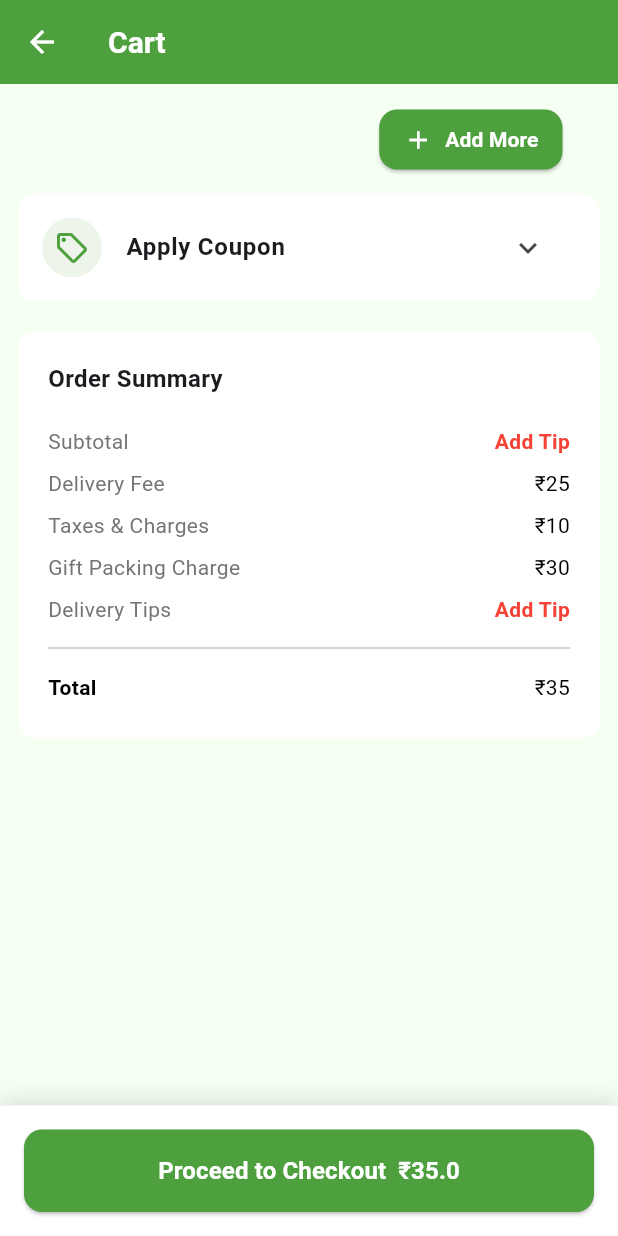
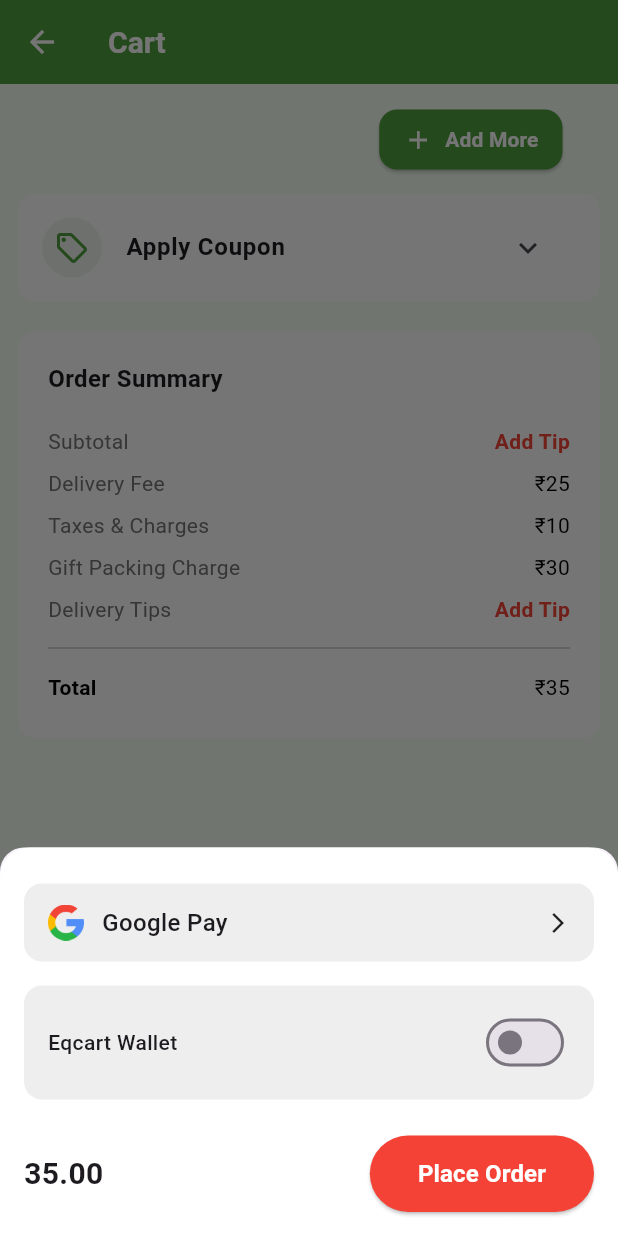
Before and after one commit to MuthuCapz/Eqcart, a Flutter app: the CartPage screen opened directly, after a tap on "Proceed to Checkout", on a phone screen of 412 x 824 dp. Run offline on Flutter 3.47's test engine with Material 3 defaults, Android fonts, the phone set to English and light mode, and no system bars; our stand-ins replace cached_network_image, carousel_slider, cloud_firestore, firebase_auth, firebase_core, firebase_storage and 7 more; missing offline and left inert: razorpay_flutter; accounts and stored records are empty.

Commit message:
cart page bottom sheet

```diff
--- a/lib/presentation/screens/cart/cart_page.dart
+++ b/lib/presentation/screens/cart/cart_page.dart
@@ -5,6 +5,7 @@
 import 'package:cached_network_image/cached_network_image.dart';
 import '../../../utils/colors.dart';
 import 'add_tip_dialog.dart';
+import 'checkout_bottom_sheet.dart';
 
 class CartPage extends StatefulWidget {
   const CartPage({super.key});
@@ -351,12 +352,21 @@
           ],
         ),
         child: ElevatedButton(
-          onPressed: () {},
+          onPressed: () {
+            showModalBottomSheet(
+              context: context,
+              shape: const RoundedRectangleBorder(
+                borderRadius: BorderRadius.vertical(top: Radius.circular(16)),
+              ),
+              builder: (context) => CheckoutBottomSheet(
+                totalAmount: totalAmount + 25 + 10 + deliveryTipAmount,
+              ),
+            );
+          },
           style: ElevatedButton.styleFrom(
             backgroundColor: AppColors.secondaryColor,
             foregroundColor: Colors.white,
-            shape:
-                RoundedRectangleBorder(borderRadius: BorderRadius.circular(12)),
+            shape: RoundedRectangleBorder(borderRadius: BorderRadius.circular(12)),
             padding: const EdgeInsets.symmetric(vertical: 16),
           ),
           child: Row(
--- /dev/null
+++ b/lib/presentation/screens/cart/checkout_bottom_sheet.dart
@@ -0,0 +1,125 @@
+import 'package:flutter/material.dart';
+
+class CheckoutBottomSheet extends StatefulWidget {
+  final double totalAmount;
+
+  const CheckoutBottomSheet({Key? key, required this.totalAmount}) : super(key: key);
+
+  @override
+  State<CheckoutBottomSheet> createState() => _CheckoutBottomSheetState();
+}
+
+class _CheckoutBottomSheetState extends State<CheckoutBottomSheet> {
+  bool isWalletUsed = false;
+
+  void _handleGooglePayTap() {
+    // TODO: Add Razorpay payment gateway trigger here
+    print('Google Pay tapped!');
+  }
+
+  @override
+  Widget build(BuildContext context) {
+    return Container(
+      padding: const EdgeInsets.all(16),
+      decoration: const BoxDecoration(
+        color: Colors.white,
+        borderRadius: BorderRadius.vertical(top: Radius.circular(20)),
+      ),
+      child: Column(
+        mainAxisSize: MainAxisSize.min,
+        children: [
+          const SizedBox(height: 8),
+
+          // Google Pay Option
+          GestureDetector(
+            onTap: _handleGooglePayTap,
+            child: Container(
+              padding: const EdgeInsets.symmetric(vertical: 14, horizontal: 16),
+              decoration: BoxDecoration(
+                borderRadius: BorderRadius.circular(12),
+                color: Colors.grey[200],
+              ),
+              child: Row(
+                children: [
+                  Image.asset('assets/images/google_logo.png', height: 24),
+                  const SizedBox(width: 12),
+                  const Text(
+                    'Google Pay',
+                    style: TextStyle(fontSize: 16, fontWeight: FontWeight.w500),
+                  ),
+                  const Spacer(),
+                  const Icon(Icons.arrow_forward_ios, size: 16),
+                ],
+              ),
+            ),
+          ),
+
+          const SizedBox(height: 16),
+
+          // Eqcart Wallet Option
+          Container(
+            padding: const EdgeInsets.symmetric(vertical: 14, horizontal: 16),
+            decoration: BoxDecoration(
+              borderRadius: BorderRadius.circular(12),
+              color: Colors.grey[200],
+            ),
+            child: Row(
+              children: [
+                const Text(
+                  'Eqcart Wallet',
+                  style: TextStyle(fontSize: 14, fontWeight: FontWeight.w500),
+                ),
+                const Spacer(),
+                Switch(
+                  value: isWalletUsed,
+                  onChanged: (value) {
+                    setState(() {
+                      isWalletUsed = value;
+                    });
+                  },
+                ),
+              ],
+            ),
+          ),
+
+          const SizedBox(height: 24),
+
+          // Total and Place Order Button
+          Row(
+            mainAxisAlignment: MainAxisAlignment.spaceBetween,
+            children: [
+              Text(
+                '${widget.totalAmount.toStringAsFixed(2)}',
+                style: const TextStyle(
+                  fontSize: 20,
+                  fontWeight: FontWeight.bold,
+                ),
+              ),
+              ElevatedButton(
+                style: ElevatedButton.styleFrom(
+                  backgroundColor: Colors.red, // Red color button
+                  padding: const EdgeInsets.symmetric(horizontal: 32, vertical: 14),
+                  shape: RoundedRectangleBorder(
+                    borderRadius: BorderRadius.circular(30),
+                  ),
+                ),
+                onPressed: () {
+                  // TODO: Add place order logic here
+                  print('Place Order pressed');
+                },
+                child: const Text(
+                  'Place Order',
+                  style: TextStyle(
+                    fontSize: 16,
+                    fontWeight: FontWeight.bold,
+                    color: Colors.white,
+                  ),
+                ),
+              )
+            ],
+          ),
+        ],
+      ),
+    );
+  }
+}
```
